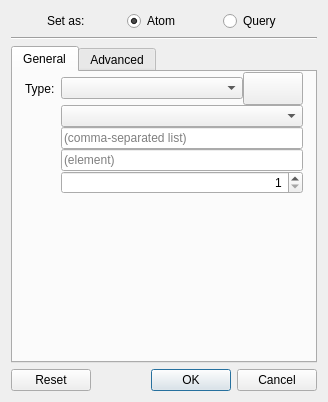
The window that src/schrodinger/sketcher/ui/edit_atom_properties.ui (schrodinger/sketcher) describes before a commit, drawn with Qt 5.
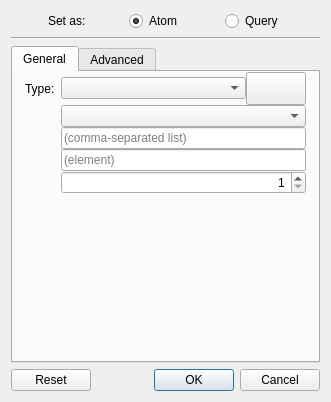
The same window after the commit. Icons and pictures are not drawn. Custom widgets are drawn as their Qt base class.

Commit message: SKETCH-1311, SKETCH-1911: refactor EditAtomProperties::reset() and ensure that all subwidgets get reset when the button is clicked.

Diff of the .ui file:
```diff
--- a/src/schrodinger/sketcher/ui/edit_atom_properties.ui
+++ b/src/schrodinger/sketcher/ui/edit_atom_properties.ui
@@ -6,7 +6,7 @@
    <rect>
     <x>0</x>
     <y>0</y>
-    <width>328</width>
+    <width>331</width>
     <height>402</height>
    </rect>
   </property>
```
Left out of the diff: 9 changed lines with no effect on the pictures. The commit also changes 3 other files.
